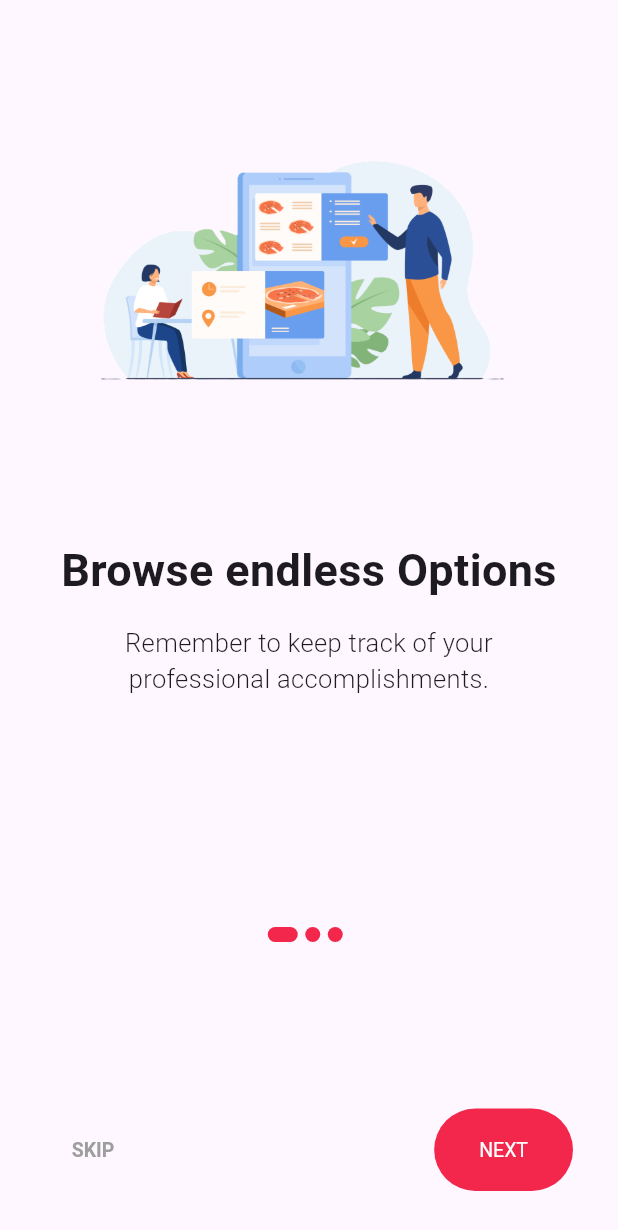
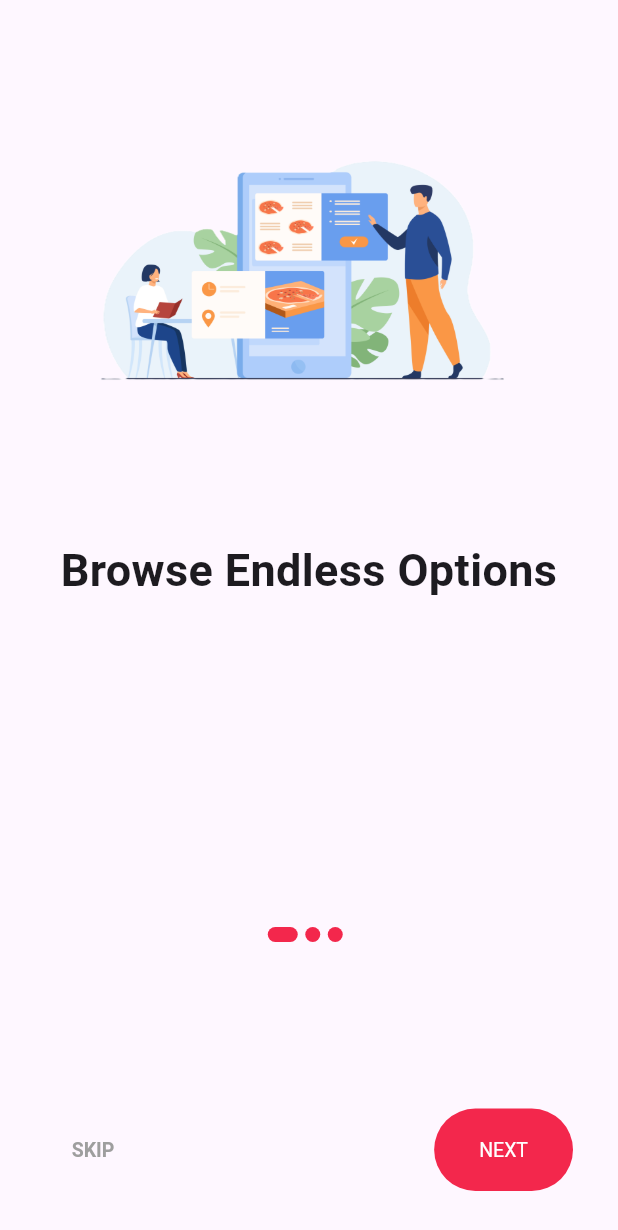
Before and after one commit to ByteBite-Devs/TiffinBoxApp, a Flutter app: the screen it shows after launch, on a phone screen of 412 x 824 dp. Shown: the top 1230 px of the screen. Run offline on Flutter 3.47's test engine with Material 3 defaults, Android fonts, the phone set to English and light mode, and no system bars; Roboto replaces fonts that are missing (Mulish).

Commit message:
removed description from onboarding screen

```diff
--- a/tiffinbox/lib/utils/onboarding_contents.dart
+++ b/tiffinbox/lib/utils/onboarding_contents.dart
@@ -12,18 +12,18 @@ class OnboardingContents {
 
 List<OnboardingContents> contents = [
   OnboardingContents(
-    title: "Browse endless Options",
+    title: "Browse Endless Options",
     image: "assets/browse.png",
-    desc: "Remember to keep track of your professional accomplishments.",
+    desc: "",
   ),
   OnboardingContents(
     title: "Quick and Easy Payment",
     image: "assets/payment.png",
-    desc: "But understanding the contributions our colleagues make to our teams and companies.",
+    desc: "",
   ),
   OnboardingContents(
     title: "Seamless Order Tracking",
     image: "assets/tracking.png",
-    desc: "Take control of notifications, collaborate live or on your own time.",
+    desc: "",
   ),
 ];
```
